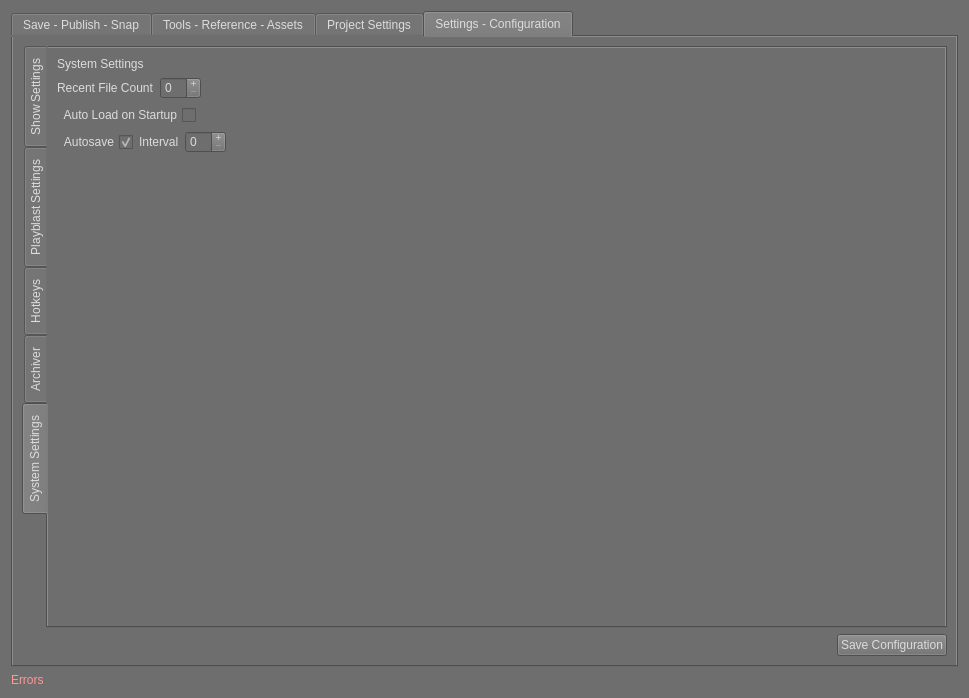
Qt form ui/superSaver_UI.ui (SleepDeprivedVFX/versionUp) before a commit.
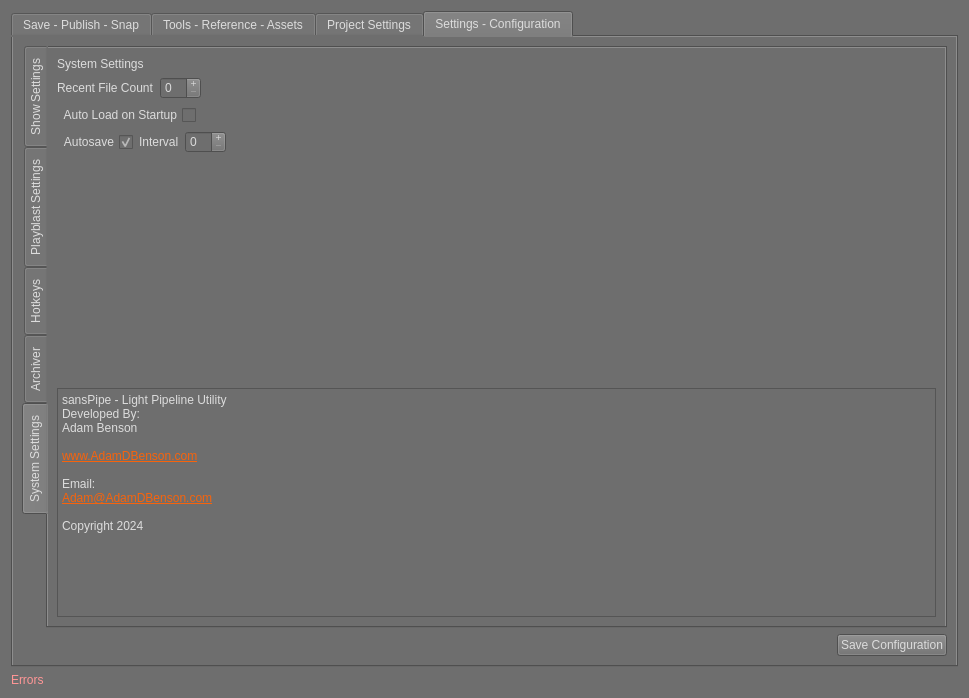
The same form after that commit. The open tabs and pages were chosen to show the change.

Commit message: v1.3.9: Added author details to the end page.  Duh!

What changed in the file:
```diff
--- a/ui/superSaver_UI.ui
+++ b/ui/superSaver_UI.ui
@@ -3347,6 +3347,32 @@
                </property>
               </spacer>
              </item>
+             <item>
+              <widget class="QTextEdit" name="about">
+               <property name="readOnly">
+                <bool>true</bool>
+               </property>
+               <property name="html">
+                <string>&lt;!DOCTYPE HTML PUBLIC &quot;-//W3C//DTD HTML 4.0//EN&quot; &quot;http://www.w3.org/TR/REC-html40/strict.dtd&quot;&gt;
+&lt;html&gt;&lt;head&gt;&lt;meta name=&quot;qrichtext&quot; content=&quot;1&quot; /&gt;&lt;meta charset=&quot;utf-8&quot; /&gt;&lt;style type=&quot;text/css&quot;&gt;
+p, li { white-space: pre-wrap; }
+hr { height: 1px; border-width: 0; }
+li.unchecked::marker { content: &quot;\2610&quot;; }
+li.checked::marker { content: &quot;\2612&quot;; }
+&lt;/style&gt;&lt;/head&gt;&lt;body style=&quot; font-family:'Segoe UI'; font-size:9pt; font-weight:400; font-style:normal;&quot;&gt;
+&lt;p style=&quot; margin-top:0px; margin-bottom:0px; margin-left:0px; margin-right:0px; -qt-block-indent:0; text-indent:0px;&quot;&gt;sansPipe - Light Pipeline Utility&lt;/p&gt;
+&lt;p style=&quot; margin-top:0px; margin-bottom:0px; margin-left:0px; margin-right:0px; -qt-block-indent:0; text-indent:0px;&quot;&gt;Developed By:&lt;/p&gt;
+&lt;p style=&quot; margin-top:0px; margin-bottom:0px; margin-left:0px; margin-right:0px; -qt-block-indent:0; text-indent:0px;&quot;&gt;Adam Benson&lt;/p&gt;
+&lt;p style=&quot;-qt-paragraph-type:empty; margin-top:0px; margin-bottom:0px; margin-left:0px; margin-right:0px; -qt-block-indent:0; text-indent:0px;&quot;&gt;&lt;br /&gt;&lt;/p&gt;
+&lt;p style=&quot; margin-top:0px; margin-bottom:0px; margin-left:0px; margin-right:0px; -qt-block-indent:0; text-indent:0px;&quot;&gt;&lt;a href=&quot;https://www.AdamDBenson.com/programming&quot;&gt;&lt;span style=&quot; text-decoration: underline; color:#f7630c;&quot;&gt;www.AdamDBenson.com&lt;/span&gt;&lt;/a&gt;&lt;/p&gt;
+&lt;p style=&quot;-qt-paragraph-type:empty; margin-top:0px; margin-bottom:0px; margin-left:0px; margin-right:0px; -qt-block-indent:0; text-indent:0px; text-decoration: underline; color:#f7630c;&quot;&gt;&lt;br /&gt;&lt;/p&gt;
+&lt;p style=&quot; margin-top:0px; margin-bottom:0px; margin-left:0px; margin-right:0px; -qt-block-indent:0; text-indent:0px;&quot;&gt;Email:&lt;/p&gt;
+&lt;p style=&quot; margin-top:0px; margin-bottom:0px; margin-left:0px; margin-right:0px; -qt-block-indent:0; text-indent:0px;&quot;&gt;&lt;a href=&quot;mailto:Adam@AdamDBenson.com&quot;&gt;&lt;span style=&quot; text-decoration: underline; color:#f7630c;&quot;&gt;Adam@AdamDBenson.com&lt;/span&gt;&lt;/a&gt;&lt;/p&gt;
+&lt;p style=&quot;-qt-paragraph-type:empty; margin-top:0px; margin-bottom:0px; margin-left:0px; margin-right:0px; -qt-block-indent:0; text-indent:0px; text-decoration: underline; color:#f7630c;&quot;&gt;&lt;br /&gt;&lt;/p&gt;
+&lt;p style=&quot; margin-top:0px; margin-bottom:0px; margin-left:0px; margin-right:0px; -qt-block-indent:0; text-indent:0px;&quot;&gt;Copyright 2024&lt;/p&gt;&lt;/body&gt;&lt;/html&gt;</string>
+               </property>
+              </widget>
+             </item>
             </layout>
            </widget>
           </widget>
```
The commit also changes 1 other file.
